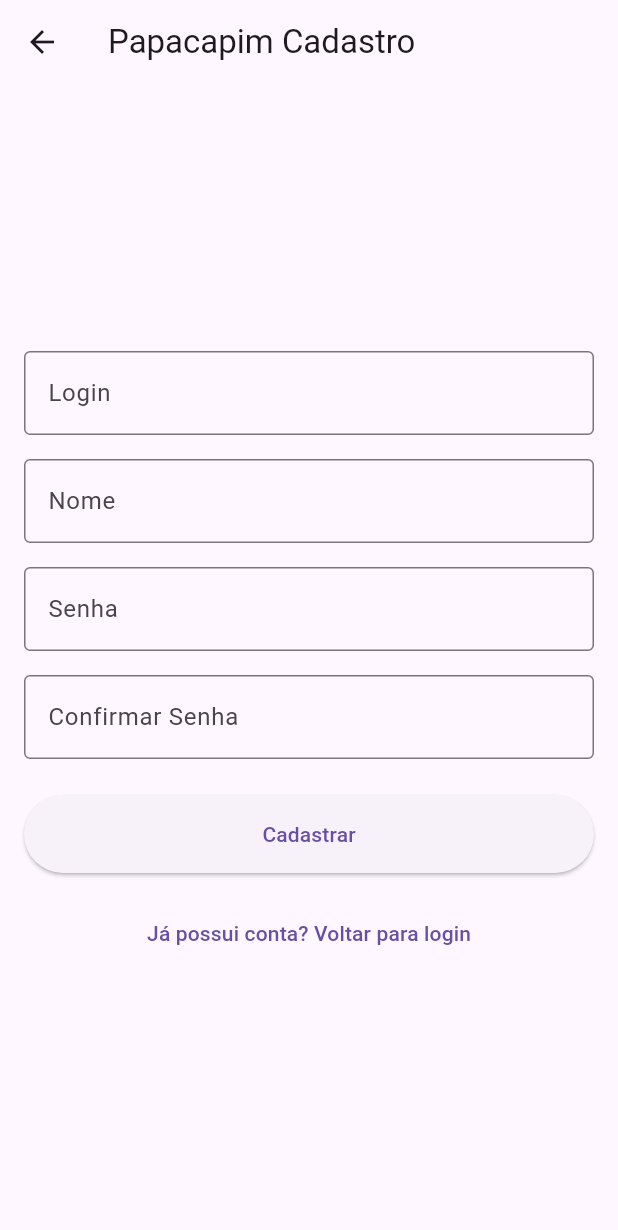
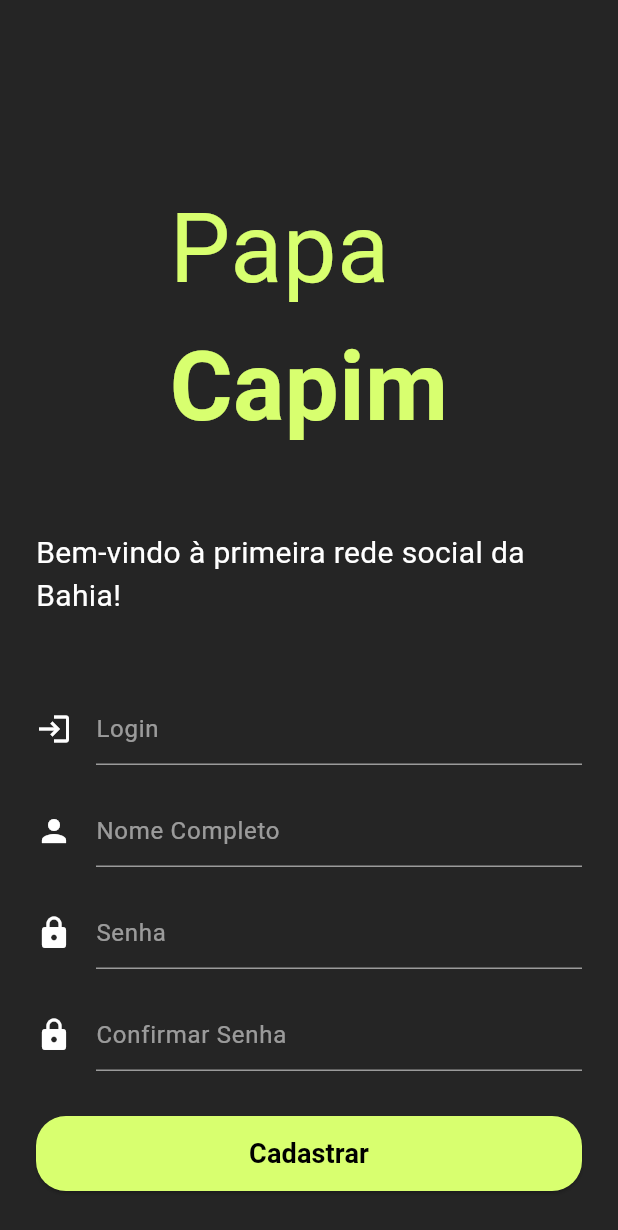
Before and after one commit to caiquedebrito/papacapim_ui, a Flutter app: the screen it shows after launch, after a tap on "Novo no Papacapim? Registrar", on a phone screen of 412 x 824 dp. Shown: the top 1230 px of the screen. Run offline on Flutter 3.47's test engine with Material 3 defaults, Android fonts, the light colour scheme and no system bars.

Commit message:
Add AppColors class and refactor LoginScreen to use centralized color constants

```diff
--- /dev/null
+++ b/lib/constants/app_colors.dart
@@ -0,0 +1,6 @@
+import 'package:flutter/material.dart';
+
+class AppColors {
+  static Color black = const Color(0xFF252525);
+  static Color green = const Color(0xFFD8FF6F);
+}
--- a/lib/screens/cadastro_screen.dart
+++ b/lib/screens/cadastro_screen.dart
@@ -1,4 +1,5 @@
 import 'package:flutter/material.dart';
+import 'package:papacapim_ui/constants/app_colors.dart';
 
 class CadastroScreen extends StatefulWidget {
   const CadastroScreen({super.key});
@@ -54,23 +55,70 @@ class _CadastroScreenState extends State<CadastroScreen> {
 
   @override
   Widget build(BuildContext context) {
+
     return Scaffold(
-      appBar: AppBar(
-        title: const Text('Papacapim Cadastro'),
-      ),
-      body: Center(
-        child: SingleChildScrollView(
-          padding: const EdgeInsets.all(16.0),
+      backgroundColor: AppColors.black, // Fundo preto
+      body: SingleChildScrollView(
+        padding: const EdgeInsets.symmetric(horizontal: 24, vertical: 120),
         child: Form(
           key: _formKey,
           child: Column(
+            mainAxisSize: MainAxisSize.min,
+            crossAxisAlignment: CrossAxisAlignment.center,
             children: [
+              // Título "Papa Capim"
+              Column(
+                crossAxisAlignment: CrossAxisAlignment.start,
+                children: [
+                  Text(
+                    'Papa',
+                    style: TextStyle(
+                      color: AppColors.green,
+                      fontSize: 64,
+                      fontWeight: FontWeight.normal,
+                    ),
+                  ),
+                  Text(
+                    'Capim',
+                    style: TextStyle(
+                      color: AppColors.green,
+                      fontSize: 64,
+                      fontWeight: FontWeight.bold,
+                    ),
+                  ),
+                ],
+              ),
+              const SizedBox(height: 50),
+
+              // Mensagem de boas-vindas
+              const Text(
+                'Bem-vindo à primeira rede social da Bahia!',
+                style: TextStyle(
+                  color: Colors.white,
+                  fontSize: 20,
+                  fontWeight: FontWeight.w400,
+                ),
+              ),
+              const SizedBox(height: 50),
+
+              // Campo de Login
               TextFormField(
                 controller: _loginController,
+                style: const TextStyle(color: Colors.white),
+                cursorColor: AppColors.green,
                 decoration: const InputDecoration(
-                    labelText: 'Login',
-                    hintText: 'Digite seu login',
-                    border: OutlineInputBorder(),
+                  enabledBorder: UnderlineInputBorder(
+                    borderSide: BorderSide(color: Colors.white54),
+                  ),
+                  focusedBorder: UnderlineInputBorder(
+                    borderSide: BorderSide(color: Colors.white),
+                  ),
+                  hintText: 'Login',
+                  hintStyle: TextStyle(color: Colors.white54),
+                  icon: Icon(
+                    Icons.login,
+                    color: Colors.white,
+                  ),
                 ),
                 validator: (value) {
                   if (value == null || value.isEmpty) {
@@ -79,29 +127,55 @@ class _CadastroScreenState extends State<CadastroScreen> {
                   return null;
                 },
               ),
-                const SizedBox(height: 16.0),
+              const SizedBox(height: 20),
+
+              // Campo de Nome
               TextFormField(
                 controller: _nameController,
+                style: const TextStyle(color: Colors.white),
+                cursorColor: AppColors.green,
                 decoration: const InputDecoration(
-                    labelText: 'Nome',
-                    hintText: 'Digite seu nome completo',
-                    border: OutlineInputBorder(),
+                  enabledBorder: UnderlineInputBorder(
+                    borderSide: BorderSide(color: Colors.white54),
+                  ),
+                  focusedBorder: UnderlineInputBorder(
+                    borderSide: BorderSide(color: Colors.white),
+                  ),
+                  hintText: 'Nome Completo',
+                  hintStyle: TextStyle(color: Colors.white54),
+                  icon: Icon(
+                    Icons.person,
+                    color: Colors.white,
+                  ),
                 ),
                 validator: (value) {
                   if (value == null || value.isEmpty) {
-                      return 'Por favor, insira seu nome';
+                    return 'Por favor, insira seu nome completo';
                   }
                   return null;
                 },
               ),
-                const SizedBox(height: 16.0),
+              const SizedBox(height: 20),
+
+              // Campo de Senha
               TextFormField(
                 controller: _passwordController,
                 obscureText: true,
+                style: const TextStyle(color: Colors.white),
+                cursorColor: AppColors.green,
                 decoration: const InputDecoration(
-                    labelText: 'Senha',
-                    hintText: 'Digite sua senha',
-                    border: OutlineInputBorder(),
+                  enabledBorder: UnderlineInputBorder(
+                    borderSide: BorderSide(color: Colors.white54),
+                  ),
+                  focusedBorder: UnderlineInputBorder(
+                    borderSide: BorderSide(color: Colors.white),
+                  ),
+                  hintText: 'Senha',
+                  hintStyle: TextStyle(color: Colors.white54),
+                  icon: Icon(
+                    Icons.lock,
+                    color: Colors.white,
+                  ),
                 ),
                 validator: (value) {
                   if (value == null || value.isEmpty) {
@@ -110,14 +184,27 @@ class _CadastroScreenState extends State<CadastroScreen> {
                   return null;
                 },
               ),
-                const SizedBox(height: 16.0),
+              const SizedBox(height: 20),
+
+              // Confirmar Senha
               TextFormField(
                 controller: _passwordConfirmController,
                 obscureText: true,
+                style: const TextStyle(color: Colors.white),
+                cursorColor: AppColors.green,
                 decoration: const InputDecoration(
-                    labelText: 'Confirmar Senha',
-                    hintText: 'Confirme sua senha',
-                    border: OutlineInputBorder(),
+                  enabledBorder: UnderlineInputBorder(
+                    borderSide: BorderSide(color: Colors.white54),
+                  ),
+                  focusedBorder: UnderlineInputBorder(
+                    borderSide: BorderSide(color: Colors.white),
+                  ),
+                  hintText: 'Confirmar Senha',
+                  hintStyle: TextStyle(color: Colors.white54),
+                  icon: Icon(
+                    Icons.lock,
+                    color: Colors.white,
+                  ),
                 ),
                 validator: (value) {
                   if (value == null || value.isEmpty) {
@@ -126,29 +213,49 @@ class _CadastroScreenState extends State<CadastroScreen> {
                   return null;
                 },
               ),
-                const SizedBox(height: 24.0),
+              const SizedBox(height: 30),
+
+              // Botão "Cadastrar"
               _isLoading
                   ? const CircularProgressIndicator()
                   : SizedBox(
                       width: double.infinity,
+                      height: 50,
                       child: ElevatedButton(
-                          onPressed: _handleCadastro,
                         style: ElevatedButton.styleFrom(
-                          padding: const EdgeInsets.symmetric(vertical: 16.0),
-                          ),
-                          child: const Text('Cadastrar'),
+                          backgroundColor: AppColors.green,
+                          shape: RoundedRectangleBorder(
+                            borderRadius: BorderRadius.circular(20),
                           ),
                         ),
-                const SizedBox(height: 16.0),
+                        onPressed: _handleCadastro,
+                        child: const Text(
+                          'Cadastrar',
+                          style: TextStyle(
+                            color: Colors.black,
+                            fontSize: 18,
+                            fontWeight: FontWeight.bold,
+                          ),
+                        ),
+                      ),
+                    ),
+              const SizedBox(height: 16),
+
+              // Link de "Voltar para Login"
               TextButton(
                 onPressed: () {
-                    // Volta para a tela de login
                   Navigator.pop(context);
                 },
-                  child: const Text('Já possui conta? Voltar para login'),
+                child: Text(
+                  'Já possui conta? Voltar para login',
+                  style: TextStyle(
+                    color: AppColors.green,
+                    fontSize: 14,
+                    decoration: TextDecoration.underline,
+                  ),
+                ),
               ),
             ],
-            ),
           ),
         ),
       ),
--- a/lib/screens/login_screen.dart
+++ b/lib/screens/login_screen.dart
@@ -1,4 +1,5 @@
 import 'package:flutter/material.dart';
+import 'package:papacapim_ui/constants/app_colors.dart';
 import 'package:papacapim_ui/screens/cadastro_screen.dart';
 import 'package:papacapim_ui/screens/feed_screen.dart';
 
@@ -36,18 +37,15 @@ class _LoginScreenState extends State<LoginScreen> {
       _isLoading = false;
     });
 
-    // Após login bem-sucedido, navegue para a tela de feed
     Navigator.pushReplacement(context, MaterialPageRoute(builder: (_) => FeedScreen()));
   }
 
   @override
   Widget build(BuildContext context) {
-    const Color primaryGreen = Color.fromARGB(255, 189, 255, 67);
-
     return Scaffold(
       body: Stack(
         children: [
-          Container(color: const Color.fromARGB(255, 37, 37, 37)),
+          Container(color: AppColors.black),
           Positioned(
             top: -150,
             left: -180,
@@ -57,7 +55,7 @@ class _LoginScreenState extends State<LoginScreen> {
               decoration: BoxDecoration(
                 shape: BoxShape.circle,
                 gradient: RadialGradient(colors: [
-                  primaryGreen.withOpacity(0.5),
+                  AppColors.green.withOpacity(0.5),
                   Colors.transparent,
                 ]),
               ),
@@ -72,7 +70,7 @@ class _LoginScreenState extends State<LoginScreen> {
               decoration: BoxDecoration(
                 shape: BoxShape.circle,
                 gradient: RadialGradient(colors: [
-                  primaryGreen.withOpacity(0.5),
+                  AppColors.green.withOpacity(0.5),
                   Colors.transparent,
                 ]),
               ),
@@ -86,13 +84,13 @@ class _LoginScreenState extends State<LoginScreen> {
               child: Column(
               crossAxisAlignment: CrossAxisAlignment.center,
               children: [
-                const Column(
+                Column(
                   crossAxisAlignment: CrossAxisAlignment.start,
                   children: [
                   Text(
                     'Papa',
                     style: TextStyle(
-                    color: primaryGreen,
+                    color: AppColors.green,
                     fontSize: 64,
                     fontWeight: FontWeight.normal,
                     ),
@@ -100,7 +98,7 @@ class _LoginScreenState extends State<LoginScreen> {
                   Text(
                     'Capim',
                     style: TextStyle(
-                    color: primaryGreen,
+                    color: AppColors.green,
                     fontSize: 64,
                     fontWeight: FontWeight.bold,
                     ),
@@ -122,7 +120,7 @@ class _LoginScreenState extends State<LoginScreen> {
                 TextFormField(
                   controller: _loginController,
                   style: const TextStyle(color: Colors.white),
-                  cursorColor: primaryGreen,
+                  cursorColor: AppColors.green,
                   decoration: const InputDecoration(
                     enabledBorder: UnderlineInputBorder(
                       borderSide: BorderSide(color: Colors.white54),
@@ -150,7 +148,7 @@ class _LoginScreenState extends State<LoginScreen> {
                   controller: _passwordController,
                   obscureText: true,
                   style: const TextStyle(color: Colors.white),
-                  cursorColor: primaryGreen,
+                  cursorColor: AppColors.green,
                   decoration: const InputDecoration(
                     enabledBorder: UnderlineInputBorder(
                       borderSide: BorderSide(color: Colors.white54),
@@ -181,7 +179,7 @@ class _LoginScreenState extends State<LoginScreen> {
                   height: 50,
                   child: ElevatedButton(
                     style: ElevatedButton.styleFrom(
-                      backgroundColor: primaryGreen,
+                      backgroundColor: AppColors.green,
                       shape: RoundedRectangleBorder(
                         borderRadius: BorderRadius.circular(20),
                       ),
@@ -215,7 +213,7 @@ class _LoginScreenState extends State<LoginScreen> {
                     child: Text(
                     'Novo no Papacapim? Registrar',
                     style: TextStyle(
-                      color: primaryGreen.withOpacity(0.9),
+                      color: AppColors.green.withOpacity(0.9),
                       fontSize: 14,
                       decoration: TextDecoration.underline,
                     ),
```
Lines whose indentation alone changed are shown as unchanged.
